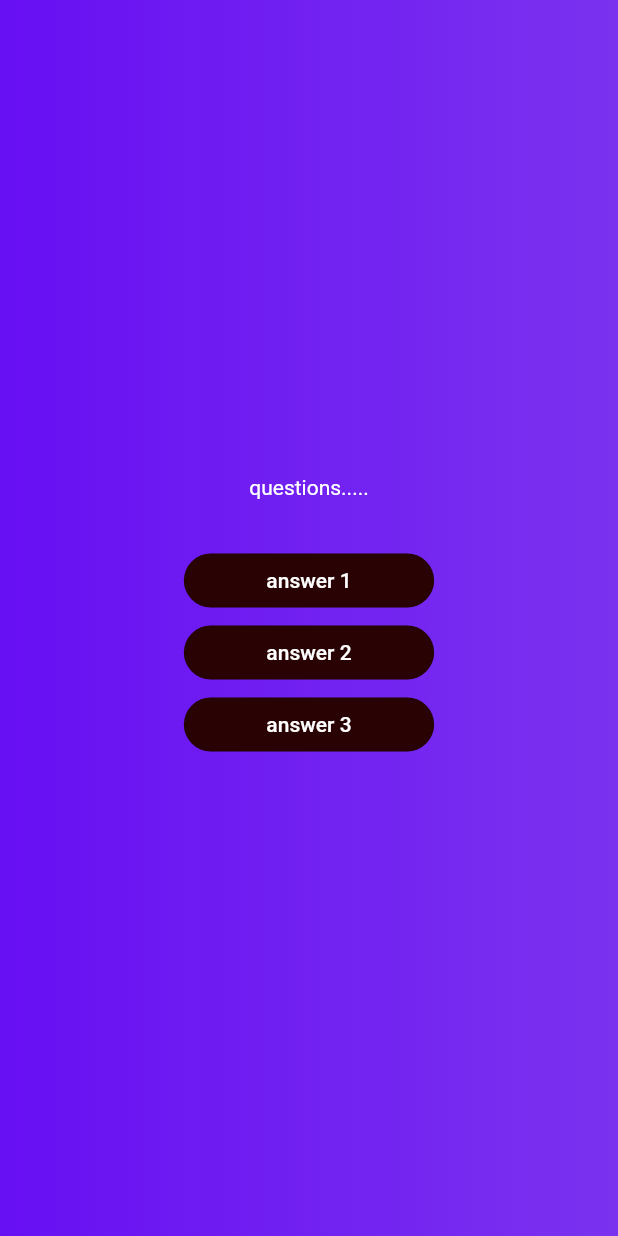
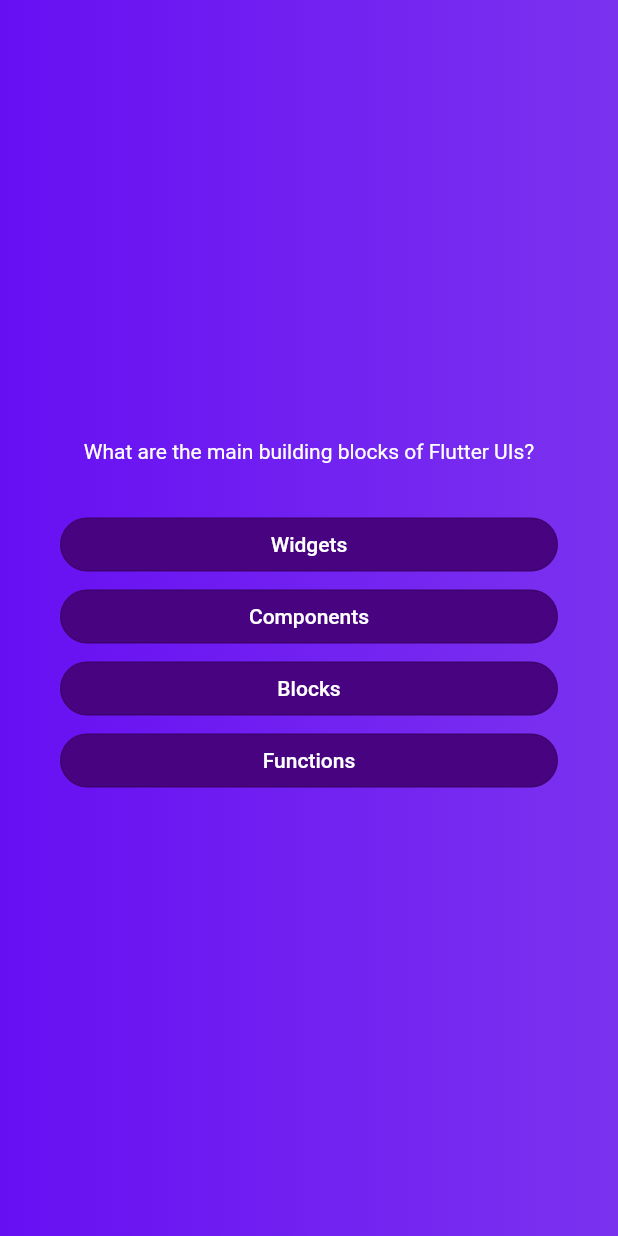
Before and after one commit to dimon-ton/flutter_udemy_section2, a Flutter app: the screen it shows after launch, after a tap on "Start Quiz!", on a phone screen of 412 x 824 dp. Run offline on Flutter 3.47's test engine with Material 2 defaults, Android fonts, the phone set to English and light mode, and no system bars.

Commit message:
sections 72 alignment margin and padding

```diff
--- a/lib/anwser_button.dart
+++ b/lib/anwser_button.dart
@@ -13,7 +13,7 @@ class AnswerButton extends StatelessWidget {
       onPressed: onTap,
       style: ElevatedButton.styleFrom(
           padding: const EdgeInsets.symmetric(vertical: 10, horizontal: 55),
-          backgroundColor: const Color.fromARGB(255, 41, 3, 3),
+          backgroundColor: const Color.fromARGB(255, 72, 3, 128),
           foregroundColor: Colors.white,
           shape:
               RoundedRectangleBorder(borderRadius: BorderRadius.circular(40))),
--- a/lib/questions_screen.dart
+++ b/lib/questions_screen.dart
@@ -1,5 +1,6 @@
 import 'package:flutter/material.dart';
 import 'package:adv_basics/anwser_button.dart';
+import 'package:adv_basics/data/question.dart';
 
 class QuestionsScreen extends StatefulWidget {
   const QuestionsScreen({super.key});
@@ -12,28 +13,33 @@ class QuestionsScreen extends StatefulWidget {
 class _QuestionsScreen extends State<QuestionsScreen> {
   @override
   Widget build(context) {
+    final currentQuestion = questions[0];
     return SizedBox(
       width: double.infinity,
+      child: Container(
+        margin: const EdgeInsets.all(40),
         child: Column(
           mainAxisAlignment: MainAxisAlignment.center,
+          crossAxisAlignment: CrossAxisAlignment.stretch,
           children: [
-          const Text('questions.....', style: TextStyle(color: Colors.white)),
+            Text(
+              currentQuestion.text,
+              style: const TextStyle(
+                color: Colors.white,
+              ),
+              textAlign: TextAlign.center,
+            ),
             const SizedBox(
               height: 30,
             ),
-          AnswerButton(
+            ...currentQuestion.answers.map((answer) {
+              return AnswerButton(
+                answerText: answer,
                 onTap: () {},
-            answerText: 'answer 1',
+              );
+            })
+          ],
         ),
-          AnswerButton(
-            onTap: () {},
-            answerText: 'answer 2',
-          ),
-          AnswerButton(
-            onTap: () {},
-            answerText: 'answer 3',
-          ),
-        ],
       ),
     );
   }
```
Lines whose indentation alone changed are shown as unchanged.
